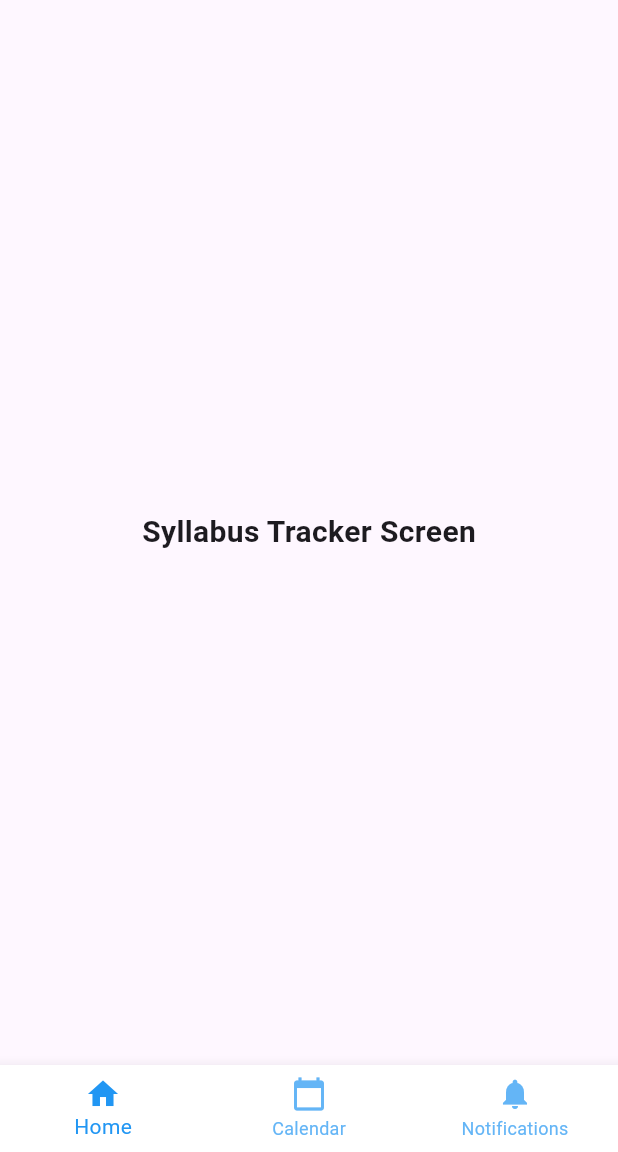
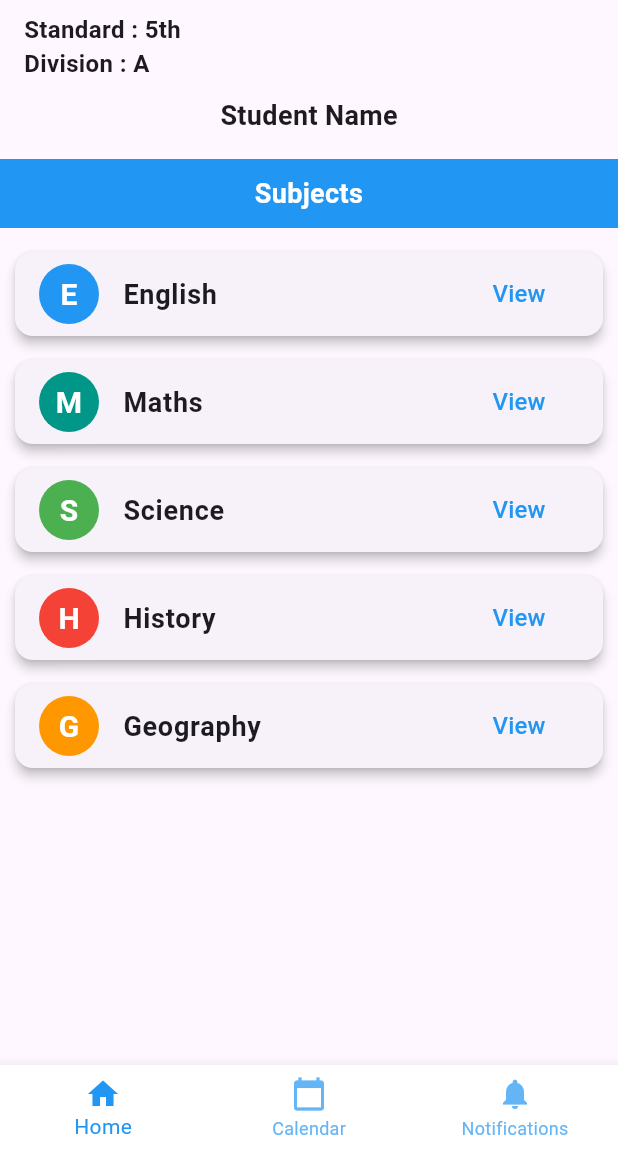
Before and after one commit to iamjatin-g/SSPD-SMS, a Flutter app: the screen it shows after launch, after a tap on "Syllabus Tracker", on a phone screen of 412 x 824 dp, the part 84-1236 px from its top. Run offline on Flutter 3.47's test engine with Material 3 defaults, Android fonts, the phone set to English and light mode, and no system bars; our stand-ins replace table_calendar.

Commit message:
Update: Designed UI for Syllabus-Tracker screen

```diff
--- a/Student Portal/lib/screens/syllabus_tracker_screen.dart
+++ b/Student Portal/lib/screens/syllabus_tracker_screen.dart
@@ -7,11 +7,79 @@ class SyllabusTrackerScreen extends StatelessWidget {
   @override
   Widget build(BuildContext context) {
     return BaseScreen(
-      selectedIndex: 0, // Adjust as needed
-      child: const Center(
-        child: Text(
-          "Syllabus Tracker Screen",
-          style: TextStyle(fontSize: 20, fontWeight: FontWeight.bold),
+      selectedIndex: 0, // Update with correct index for navigation
+      child: Column(
+        crossAxisAlignment: CrossAxisAlignment.start,
+        children: [
+          // Student Details Section
+          Padding(
+            padding: const EdgeInsets.symmetric(horizontal: 16, vertical: 8),
+            child: Column(
+              crossAxisAlignment: CrossAxisAlignment.start,
+              children: [
+                const Text("Standard : 5th", style: TextStyle(fontSize: 16, fontWeight: FontWeight.bold)),
+                const Text("Division : A", style: TextStyle(fontSize: 16, fontWeight: FontWeight.bold)),
+                const SizedBox(height: 10),
+                Center(
+                  child: Text(
+                    "Student Name",
+                    style: TextStyle(fontSize: 18, fontWeight: FontWeight.bold),
+                  ),
+                ),
+              ],
+            ),
+          ),
+
+          // Subject Title
+          Padding(
+            padding: const EdgeInsets.symmetric(vertical: 8),
+            child: Container(
+              width: double.infinity,
+              padding: const EdgeInsets.all(10),
+              color: Colors.blue,
+              child: const Text(
+                "Subjects",
+                textAlign: TextAlign.center,
+                style: TextStyle(fontSize: 18, fontWeight: FontWeight.bold, color: Colors.white),
+              ),
+            ),
+          ),
+
+          // Subjects List
+          Expanded(
+            child: ListView(
+              padding: const EdgeInsets.symmetric(horizontal: 10),
+              children: [
+                _buildSubjectCard("E", "English", Colors.blue),
+                _buildSubjectCard("M", "Maths", Colors.teal),
+                _buildSubjectCard("S", "Science", Colors.green),
+                _buildSubjectCard("H", "History", Colors.red),
+                _buildSubjectCard("G", "Geography", Colors.orange),
+              ],
+            ),
+          ),
+        ],
+      ),
+    );
+  }
+
+  // Function to Build Subject Cards
+  Widget _buildSubjectCard(String letter, String subject, Color color) {
+    return Card(
+      elevation: 3,
+      margin: const EdgeInsets.symmetric(vertical: 8),
+      child: ListTile(
+        leading: CircleAvatar(
+          backgroundColor: color,
+          child: Text(
+            letter,
+            style: const TextStyle(fontSize: 20, color: Colors.white, fontWeight: FontWeight.bold),
+          ),
+        ),
+        title: Text(subject, style: const TextStyle(fontSize: 18, fontWeight: FontWeight.bold)),
+        trailing: TextButton(
+          onPressed: () {},
+          child: const Text("View", style: TextStyle(fontSize: 16, color: Colors.blue)),
         ),
       ),
     );
```
